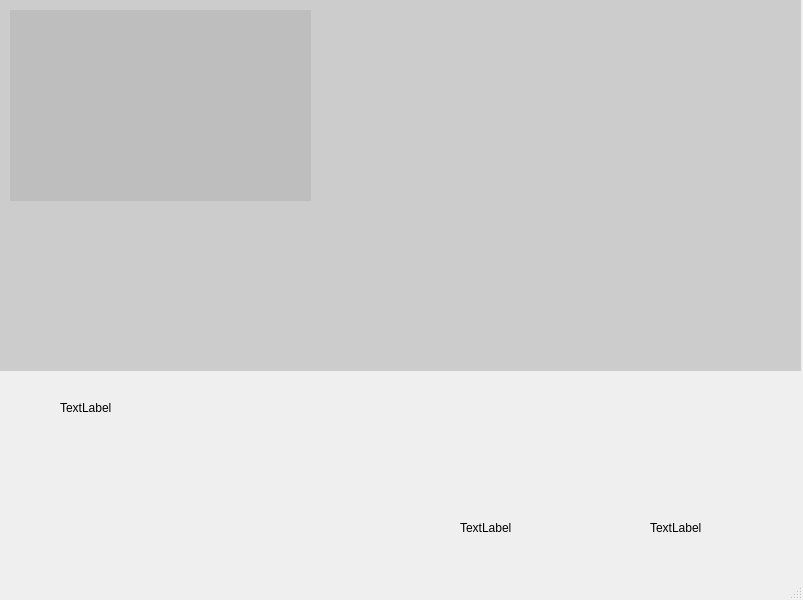
First picture: the form in src/UI_Files/learn_activity.ui, repository chrisais9/EasyHandy, before the edit.
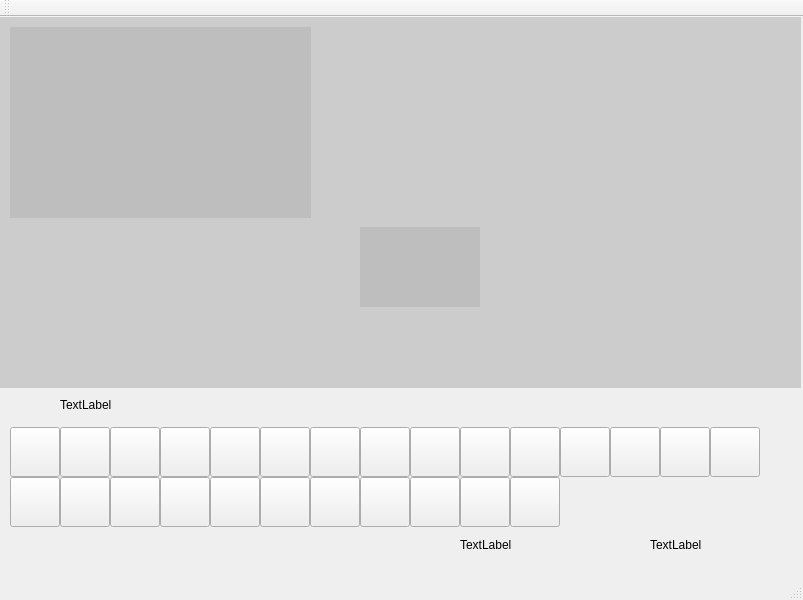
Second picture: the form after the edit.

Commit message: 알파벳 버튼들 추가.

What changed in the file:
```diff
--- a/src/UI_Files/learn_activity.ui
+++ b/src/UI_Files/learn_activity.ui
@@ -76,7 +76,7 @@
     <property name="geometry">
      <rect>
       <x>60</x>
-      <y>400</y>
+      <y>380</y>
       <width>60</width>
       <height>16</height>
      </rect>
@@ -85,6 +85,357 @@
      <string>TextLabel</string>
     </property>
    </widget>
+   <widget class="QWidget" name="widget" native="true">
+    <property name="geometry">
+     <rect>
+      <x>360</x>
+      <y>210</y>
+      <width>120</width>
+      <height>80</height>
+     </rect>
+    </property>
+    <property name="styleSheet">
+     <string notr="true">background-color: rgba(180,180,180,0.6)</string>
+    </property>
+   </widget>
+   <widget class="QPushButton" name="button_B">
+    <property name="geometry">
+     <rect>
+      <x>60</x>
+      <y>410</y>
+      <width>50</width>
+      <height>50</height>
+     </rect>
+    </property>
+    <property name="text">
+     <string/>
+    </property>
+   </widget>
+   <widget class="QPushButton" name="button_C">
+    <property name="geometry">
+     <rect>
+      <x>110</x>
+      <y>410</y>
+      <width>50</width>
+      <height>50</height>
+     </rect>
+    </property>
+    <property name="text">
+     <string/>
+    </property>
+   </widget>
+   <widget class="QPushButton" name="button_D">
+    <property name="geometry">
+     <rect>
+      <x>160</x>
+      <y>410</y>
+      <width>50</width>
+      <height>50</height>
+     </rect>
+    </property>
+    <property name="text">
+     <string/>
+    </property>
+   </widget>
+   <widget class="QPushButton" name="button_F">
+    <property name="geometry">
+     <rect>
+      <x>260</x>
+      <y>410</y>
+      <width>50</width>
+      <height>50</height>
+     </rect>
+    </property>
+    <property name="text">
+     <string/>
+    </property>
+   </widget>
+   <widget class="QPushButton" name="button_E">
+    <property name="geometry">
+     <rect>
+      <x>210</x>
+      <y>410</y>
+      <width>50</width>
+      <height>50</height>
+     </rect>
+    </property>
+    <property name="text">
+     <string/>
+    </property>
+   </widget>
+   <widget class="QPushButton" name="button_G">
+    <property name="geometry">
+     <rect>
+      <x>310</x>
+      <y>410</y>
+      <width>50</width>
+      <height>50</height>
+     </rect>
+    </property>
+    <property name="text">
+     <string/>
+    </property>
+   </widget>
+   <widget class="QPushButton" name="button_H">
+    <property name="geometry">
+     <rect>
+      <x>360</x>
+      <y>410</y>
+      <width>50</width>
+      <height>50</height>
+     </rect>
+    </property>
+    <property name="text">
+     <string/>
+    </property>
+   </widget>
+   <widget class="QPushButton" name="button_I">
+    <property name="geometry">
+     <rect>
+      <x>410</x>
+      <y>410</y>
+      <width>50</width>
+      <height>50</height>
+     </rect>
+    </property>
+    <property name="text">
+     <string/>
+    </property>
+   </widget>
+   <widget class="QPushButton" name="button_Q">
+    <property name="geometry">
+     <rect>
+      <x>60</x>
+      <y>460</y>
+      <width>50</width>
+      <height>50</height>
+     </rect>
+    </property>
+    <property name="text">
+     <string/>
+    </property>
+   </widget>
+   <widget class="QPushButton" name="button_S">
+    <property name="geometry">
+     <rect>
+      <x>160</x>
+      <y>460</y>
+      <width>50</width>
+      <height>50</height>
+     </rect>
+    </property>
+    <property name="text">
+     <string/>
+    </property>
+   </widget>
+   <widget class="QPushButton" name="button_R">
+    <property name="geometry">
+     <rect>
+      <x>110</x>
+      <y>460</y>
+      <width>50</width>
+      <height>50</height>
+     </rect>
+    </property>
+    <property name="text">
+     <string/>
+    </property>
+   </widget>
+   <widget class="QPushButton" name="button_P">
+    <property name="geometry">
+     <rect>
+      <x>10</x>
+      <y>460</y>
+      <width>50</width>
+      <height>50</height>
+     </rect>
+    </property>
+    <property name="text">
+     <string/>
+    </property>
+   </widget>
+   <widget class="QPushButton" name="button_J">
+    <property name="geometry">
+     <rect>
+      <x>460</x>
+      <y>410</y>
+      <width>50</width>
+      <height>50</height>
+     </rect>
+    </property>
+    <property name="text">
+     <string/>
+    </property>
+   </widget>
+   <widget class="QPushButton" name="button_L">
+    <property name="geometry">
+     <rect>
+      <x>560</x>
+      <y>410</y>
+      <width>50</width>
+      <height>50</height>
+     </rect>
+    </property>
+    <property name="text">
+     <string/>
+    </property>
+   </widget>
+   <widget class="QPushButton" name="button_K">
+    <property name="geometry">
+     <rect>
+      <x>510</x>
+      <y>410</y>
+      <width>50</width>
+      <height>50</height>
+     </rect>
+    </property>
+    <property name="text">
+     <string/>
+    </property>
+   </widget>
+   <widget class="QPushButton" name="button_N">
+    <property name="geometry">
+     <rect>
+      <x>660</x>
+      <y>410</y>
+      <width>50</width>
+      <height>50</height>
+     </rect>
+    </property>
+    <property name="text">
+     <string/>
+    </property>
+   </widget>
+   <widget class="QPushButton" name="button_M">
+    <property name="geometry">
+     <rect>
+      <x>610</x>
+      <y>410</y>
+      <width>50</width>
+      <height>50</height>
+     </rect>
+    </property>
+    <property name="text">
+     <string/>
+    </property>
+   </widget>
+   <widget class="QPushButton" name="button_Y">
+    <property name="geometry">
+     <rect>
+      <x>460</x>
+      <y>460</y>
+      <width>50</width>
+      <height>50</height>
+     </rect>
+    </property>
+    <property name="text">
+     <string/>
+    </property>
+   </widget>
+   <widget class="QPushButton" name="button_X">
+    <property name="geometry">
+     <rect>
+      <x>410</x>
+      <y>460</y>
+      <width>50</width>
+      <height>50</height>
+     </rect>
+    </property>
+    <property name="text">
+     <string/>
+    </property>
+   </widget>
+   <widget class="QPushButton" name="button_W">
+    <property name="geometry">
+     <rect>
+      <x>360</x>
+      <y>460</y>
+      <width>50</width>
+      <height>50</height>
+     </rect>
+    </property>
+    <property name="text">
+     <string/>
+    </property>
+   </widget>
+   <widget class="QPushButton" name="button_V">
+    <property name="geometry">
+     <rect>
+      <x>310</x>
+      <y>460</y>
+      <width>50</width>
+      <height>50</height>
+     </rect>
+    </property>
+    <property name="text">
+     <string/>
+    </property>
+   </widget>
+   <widget class="QPushButton" name="button_U">
+    <property name="geometry">
+     <rect>
+      <x>260</x>
+      <y>460</y>
+      <width>50</width>
+      <height>50</height>
+     </rect>
+    </property>
+    <property name="text">
+     <string/>
+    </property>
+   </widget>
+   <widget class="QPushButton" name="button_T">
+    <property name="geometry">
+     <rect>
+      <x>210</x>
+      <y>460</y>
+      <width>50</width>
+      <height>50</height>
+     </rect>
+    </property>
+    <property name="text">
+     <string/>
+    </property>
+   </widget>
+   <widget class="QPushButton" name="button_O">
+    <property name="geometry">
+     <rect>
+      <x>710</x>
+      <y>410</y>
+      <width>50</width>
+      <height>50</height>
+     </rect>
+    </property>
+    <property name="text">
+     <string/>
+    </property>
+   </widget>
+   <widget class="QPushButton" name="button_A">
+    <property name="geometry">
+     <rect>
+      <x>10</x>
+      <y>410</y>
+      <width>50</width>
+      <height>50</height>
+     </rect>
+    </property>
+    <property name="text">
+     <string/>
+    </property>
+   </widget>
+   <widget class="QPushButton" name="button_Z">
+    <property name="geometry">
+     <rect>
+      <x>510</x>
+      <y>460</y>
+      <width>50</width>
+      <height>50</height>
+     </rect>
+    </property>
+    <property name="text">
+     <string/>
+    </property>
+   </widget>
    <zorder>label_imageView_2</zorder>
    <zorder>label</zorder>
    <zorder>label_2</zorder>
@@ -102,6 +453,17 @@
    </property>
   </widget>
   <widget class="QStatusBar" name="statusbar"/>
+  <widget class="QToolBar" name="toolBar">
+   <property name="windowTitle">
+    <string>toolBar</string>
+   </property>
+   <attribute name="toolBarArea">
+    <enum>TopToolBarArea</enum>
+   </attribute>
+   <attribute name="toolBarBreak">
+    <bool>false</bool>
+   </attribute>
+  </widget>
  </widget>
  <resources/>
  <connections/>
```
Left out of the diff: 27 changed lines with no effect on the pictures. The commit also changes 1 other file.
